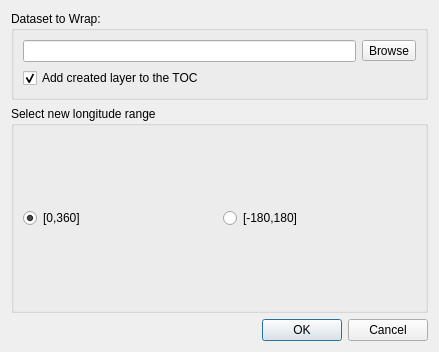
MACBIO/GeoWrap, file geometry_wrapper_dialog_base.ui: the form before one commit.
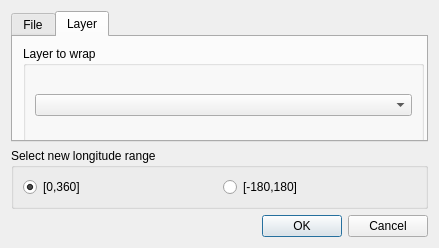
The form after the commit. The open tabs and pages were chosen to show the change. Custom widgets are drawn as their Qt base class.

Commit message: adding layer functionality...not done

Diff of the .ui file:
```diff
--- a/geometry_wrapper_dialog_base.ui
+++ b/geometry_wrapper_dialog_base.ui
@@ -7,7 +7,7 @@
     <x>0</x>
     <y>0</y>
     <width>439</width>
-    <height>352</height>
+    <height>248</height>
    </rect>
   </property>
   <property name="windowTitle">
@@ -18,7 +18,23 @@
     <enum>QLayout::SetNoConstraint</enum>
    </property>
    <item>
+    <widget class="QTabWidget" name="file_layer_tab_widget">
+     <property name="currentIndex">
+      <number>0</number>
+     </property>
+     <widget class="QWidget" name="file_tab">
+      <attribute name="title">
+       <string>File</string>
+      </attribute>
     <widget class="QGroupBox" name="groupBox_0">
+       <property name="geometry">
+        <rect>
+         <x>10</x>
+         <y>20</y>
+         <width>391</width>
+         <height>78</height>
+        </rect>
+       </property>
      <property name="sizePolicy">
       <sizepolicy hsizetype="Preferred" vsizetype="Fixed">
        <horstretch>0</horstretch>
@@ -26,7 +42,7 @@
       </sizepolicy>
      </property>
      <property name="title">
-      <string>Dataset to Wrap:</string>
+        <string>File to Wrap:</string>
      </property>
      <layout class="QVBoxLayout">
       <property name="sizeConstraint">
@@ -58,6 +74,31 @@
       </item>
      </layout>
     </widget>
+     </widget>
+     <widget class="QWidget" name="layer_tab">
+      <attribute name="title">
+       <string>Layer</string>
+      </attribute>
+      <widget class="QGroupBox" name="groupBox">
+       <property name="geometry">
+        <rect>
+         <x>10</x>
+         <y>9</y>
+         <width>401</width>
+         <height>101</height>
+        </rect>
+       </property>
+       <property name="title">
+        <string>Layer to wrap</string>
+       </property>
+       <layout class="QVBoxLayout" name="verticalLayout_2">
+        <item>
+         <widget class="QgsMapLayerComboBox" name="layer_combobox"/>
+        </item>
+       </layout>
+      </widget>
+     </widget>
+    </widget>
    </item>
    <item>
     <widget class="QGroupBox" name="groupBox_1">
@@ -100,6 +141,13 @@
    </item>
   </layout>
  </widget>
+ <customwidgets>
+  <customwidget>
+   <class>QgsMapLayerComboBox</class>
+   <extends>QComboBox</extends>
+   <header>qgsmaplayercombobox.h</header>
+  </customwidget>
+ </customwidgets>
  <resources/>
  <connections>
   <connection>
```
Left out of the diff: 6 changed lines with no effect on the pictures. Lines whose indentation alone changed are shown as unchanged. The commit also changes 4 other files.
